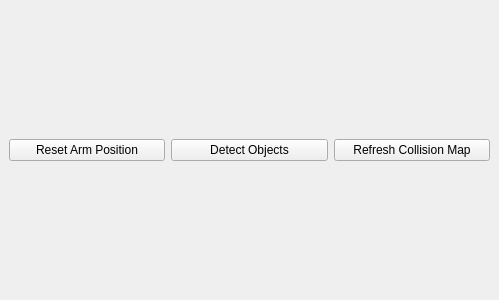
First picture: the form in sr_gui_manipulation/ui/SrGuiManipulation.ui, repository TezChan/sr-manipulation, before the edit.
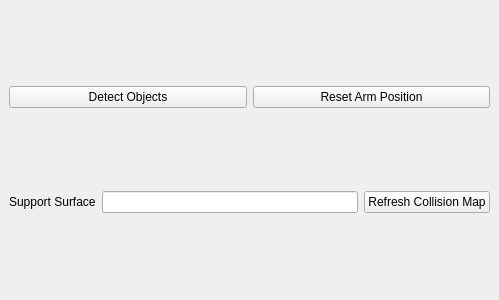
Second picture: the form after the edit.

Commit message: Show the collision surfaec name in the UI.

```diff
--- a/sr_gui_manipulation/ui/SrGuiManipulation.ui
+++ b/sr_gui_manipulation/ui/SrGuiManipulation.ui
@@ -17,17 +17,41 @@
    <layout class="QVBoxLayout" name="verticalLayout">
     <item>
      <layout class="QHBoxLayout" name="horizontalLayout">
-      <item>
-       <widget class="QPushButton" name="btn_reset_arm_position">
-        <property name="text">
-         <string>Reset Arm Position</string>
-        </property>
-       </widget>
-      </item>
       <item>
        <widget class="QPushButton" name="btn_detect_objects">
         <property name="text">
          <string>Detect Objects</string>
+        </property>
+       </widget>
+      </item>
+      <item>
+       <widget class="QPushButton" name="btn_reset_arm_position">
+        <property name="text">
+         <string>Reset Arm Position</string>
+        </property>
+       </widget>
+      </item>
+     </layout>
+    </item>
+    <item>
+     <layout class="QHBoxLayout" name="horizontalLayout_2">
+      <item>
+       <widget class="QLabel" name="label">
+        <property name="text">
+         <string>Support Surface</string>
+        </property>
+       </widget>
+      </item>
+      <item>
+       <widget class="QLineEdit" name="collision_support_surface_name">
+        <property name="enabled">
+         <bool>true</bool>
+        </property>
+        <property name="frame">
+         <bool>true</bool>
+        </property>
+        <property name="readOnly">
+         <bool>true</bool>
         </property>
        </widget>
       </item>
```
The commit also changes 1 other file.
